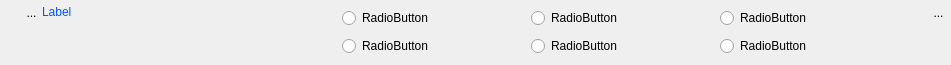
The window that UiQT4/desWidget4a6RadioButton.ui (SalomePlatform/eficas_tools) describes before a commit, drawn with Qt 5.
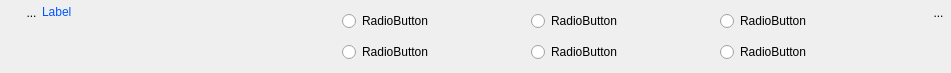
The same window after the commit. Icons and pictures are not drawn. Custom widgets are drawn as their Qt base class.

Diff of the .ui file:
```diff
--- a/UiQT4/desWidget4a6RadioButton.ui
+++ b/UiQT4/desWidget4a6RadioButton.ui
@@ -7,7 +7,7 @@
     <x>0</x>
     <y>0</y>
     <width>951</width>
-    <height>65</height>
+    <height>73</height>
    </rect>
   </property>
   <property name="sizePolicy">
```
Left out of the diff: 7 changed lines with no effect on the pictures.
